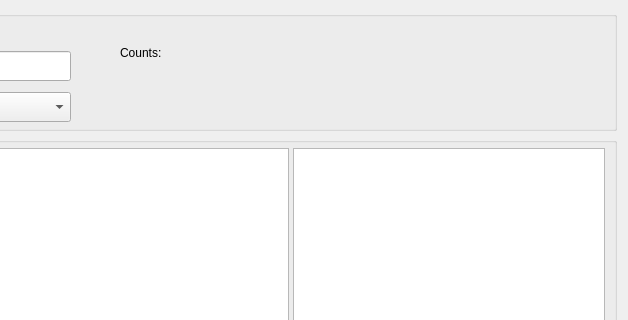
First picture: the form in GUI_UIs/ui_dialog_report_codings.ui, repository ccbogel/QualCoder, before the edit; both pictures show x 361 to 989 and y 0 to 320 of the 989 by 580 pixel window.
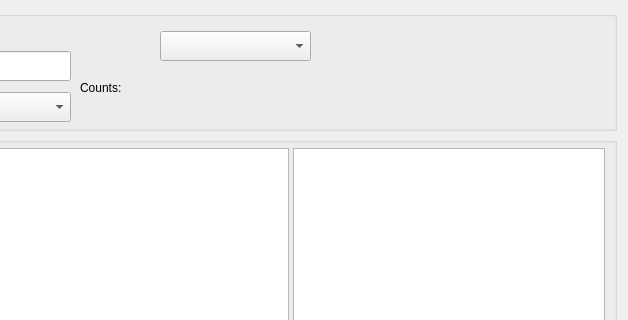
Second picture: the form after the edit.

```diff
--- a/GUI_UIs/ui_dialog_report_codings.ui
+++ b/GUI_UIs/ui_dialog_report_codings.ui
@@ -172,22 +172,22 @@
      <widget class="QLabel" name="label_counts">
       <property name="geometry">
        <rect>
-        <x>470</x>
-        <y>35</y>
-        <width>241</width>
-        <height>50</height>
+        <x>430</x>
+        <y>70</y>
+        <width>451</width>
+        <height>45</height>
        </rect>
       </property>
       <property name="minimumSize">
        <size>
         <width>0</width>
-        <height>50</height>
+        <height>45</height>
        </size>
       </property>
       <property name="maximumSize">
        <size>
         <width>16777215</width>
-        <height>50</height>
+        <height>45</height>
        </size>
       </property>
       <property name="text">
@@ -213,6 +213,32 @@
        <string>Coding report</string>
       </property>
      </widget>
+     <widget class="QLabel" name="label_matrix">
+      <property name="geometry">
+       <rect>
+        <x>460</x>
+        <y>20</y>
+        <width>36</width>
+        <height>36</height>
+       </rect>
+      </property>
+      <property name="toolTip">
+       <string>&lt;html&gt;&lt;head/&gt;&lt;body&gt;&lt;p&gt;Matrix options&lt;/p&gt;&lt;/body&gt;&lt;/html&gt;</string>
+      </property>
+      <property name="text">
+       <string/>
+      </property>
+     </widget>
+     <widget class="QComboBox" name="comboBox_matrix">
+      <property name="geometry">
+       <rect>
+        <x>510</x>
+        <y>20</y>
+        <width>151</width>
+        <height>30</height>
+       </rect>
+      </property>
+     </widget>
     </widget>
    </item>
    <item>
```
